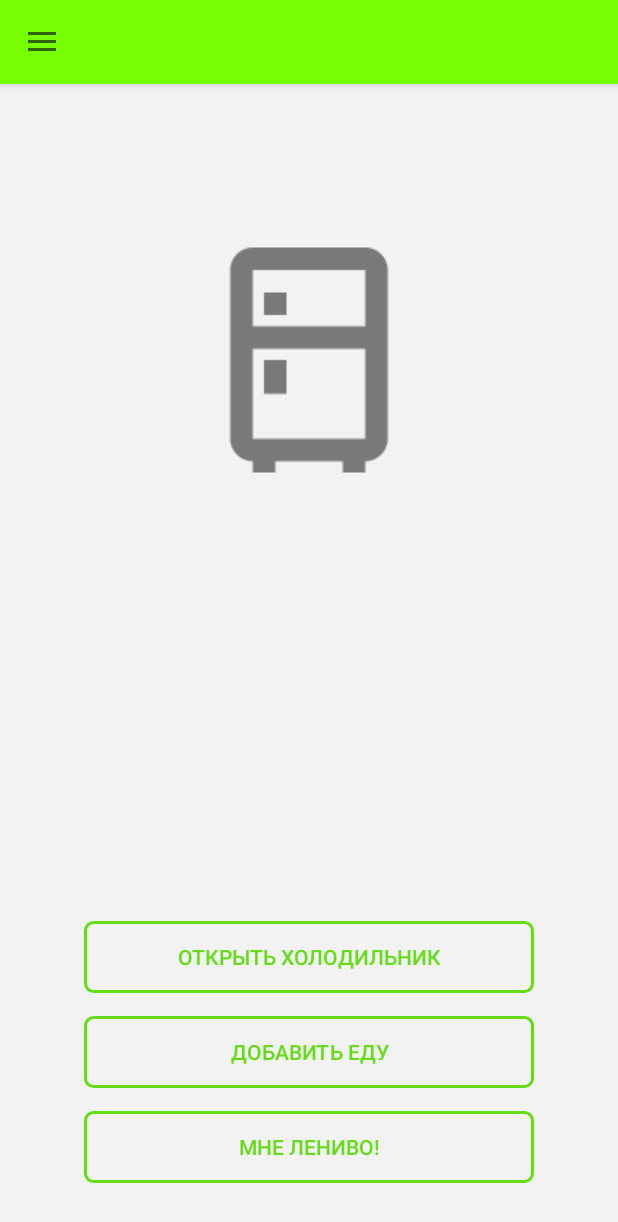
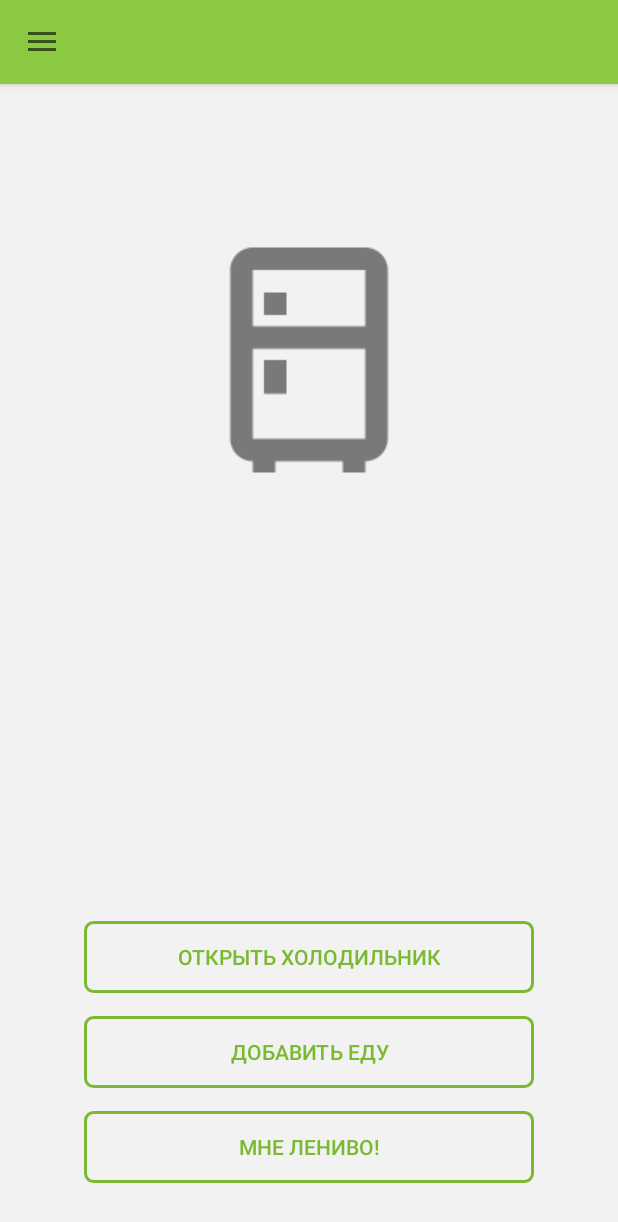
Before and after one commit to lamerocheg/fridge, an Android app: the screen it shows after launch (MainActivity), on a phone screen of 412 x 824 dp. Shown: the top 1222 px of the screen. Run offline under Robolectric (Android 15) with nearby library versions, the phone set to English and light mode, and no system bars.

Commit message:
complite view of  launcher layout

```diff
--- a/fridge/app/src/main/res/drawable/button_background.xml
+++ b/fridge/app/src/main/res/drawable/button_background.xml
@@ -1,4 +1,25 @@
 <?xml version="1.0" encoding="utf-8"?>
+<selector xmlns:android="http://schemas.android.com/apk/res/android">
+    <item android:state_pressed="true">
+        <shape
+            xmlns:android="http://schemas.android.com/apk/res/android"
+            android:shape="rectangle">
+            <stroke
+                android:width="2dp"
+                android:color="@color/colorPrimaryDark"/>
+            <padding
+                android:bottom="8dp"
+                android:top="8dp"
+                android:left="15dp"
+                android:right="15dp"/>
+            <corners
+                android:radius="5dp"/>
+            <solid
+                android:color="@color/colorPrimaryTransparent"/>
+        </shape>
+    </item>
+
+    <item>
         <shape
             xmlns:android="http://schemas.android.com/apk/res/android"
             android:shape="rectangle">
@@ -13,3 +34,5 @@
             <corners
                 android:radius="5dp"/>
         </shape>
+    </item>
+</selector>
--- a/fridge/app/src/main/res/layout/activity_main.xml
+++ b/fridge/app/src/main/res/layout/activity_main.xml
@@ -34,12 +34,15 @@
                 android:text="@string/i_am_lazy_text"
                 android:id="@+id/i_am_lazy_button_main"
                 android:layout_alignParentBottom="true"
+                android:focusable="false"
                 android:layout_marginBottom="35dp"
                 android:layout_centerHorizontal="true"
                 android:textColor="@color/colorPrimaryDark"
                 android:background="@drawable/button_background"
                 android:minWidth="300dp"
-                android:textSize="14sp"/>
+                android:textSize="14sp"
+                android:clickable="true"
+                android:allowUndo="true" />
 
             <Button
                 android:id="@+id/add_food_button_main"
@@ -50,13 +53,15 @@
                 android:layout_centerHorizontal="true"
                 android:textColor="@color/colorPrimaryDark"
                 android:background="@drawable/button_background"
+                android:focusable="false"
                 android:minWidth="300dp"
                 android:textSize="14sp"
                 android:layout_marginBottom="15dp"
-                 />
+                android:clickable="true" />
             <Button
                 android:layout_width="wrap_content"
                 android:layout_height="wrap_content"
+                android:focusable="false"
                 android:text="@string/open_fridge_text"
                 android:textColor="@color/colorPrimaryDark"
                 android:background="@drawable/button_background"
@@ -65,7 +70,8 @@
                 android:layout_above="@+id/add_food_button_main"
                 android:layout_centerHorizontal="true"
                 android:layout_marginBottom="15dp"
-                />
+                android:clickable="true"
+                android:focusableInTouchMode="false" />
 
             <ImageView
                 android:layout_width="wrap_content"
--- a/fridge/app/src/main/res/menu/menu_navigation.xml
+++ b/fridge/app/src/main/res/menu/menu_navigation.xml
@@ -1,5 +1,8 @@
 <?xml version="1.0" encoding="utf-8"?>
 <menu xmlns:android="http://schemas.android.com/apk/res/android">
+<group
+    android:id="@+id/topMenu"
+    android:checkableBehavior="single">
     <item android:id="@+id/go_to_fridge_button"
         android:title="@string/open_fridge_text"
         android:orderInCategory="1"
@@ -8,6 +11,10 @@
         android:title="@string/add_fridge_text"
         android:orderInCategory="2"
         android:icon="@drawable/ic_food"/>
+</group>
+<group
+    android:id="@+id/middleMenu"
+    android:checkableBehavior="single">
     <item android:id="@+id/chat_button"
         android:title="@string/developer_chat_text"
         android:orderInCategory="4"
@@ -20,9 +27,13 @@
         android:title="@string/settings_text"
         android:orderInCategory="9"
         android:icon="@drawable/ic_settings"/>
+</group>
+<group
+    android:id="@+id/bottomMenu"
+    android:checkableBehavior="none">
     <item android:id="@+id/exit_button"
         android:title="@string/settings_button_text"
-        android:orderInCategory="10"
+        android:orderInCategory="11"
         android:icon="@drawable/ic_logout"/>
-
+</group>
 </menu>
--- a/fridge/app/src/main/res/values/colors.xml
+++ b/fridge/app/src/main/res/values/colors.xml
@@ -1,7 +1,8 @@
 <?xml version="1.0" encoding="utf-8"?>
 <resources>
-    <color name="colorPrimary">#76ff03</color>
-    <color name="colorPrimaryDark">#64dd17</color>
+    <color name="colorPrimary">#8bc940</color>
+    <color name="colorPrimaryTransparent">#308bc940</color>
+    <color name="colorPrimaryDark">#7bb930</color>
     <color name="colorAccent">#d500f9</color>
     <color name="mainBackground">#f2f2f2</color>
 </resources>
```
Lines whose indentation alone changed are shown as unchanged.
